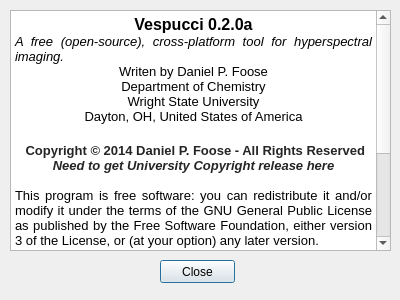
The window that aboutdialog.ui (VespucciProject/Vespucci) describes before a commit, drawn with Qt 5.
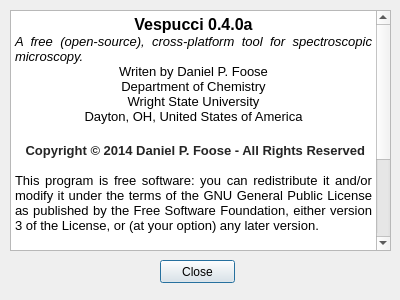
The same window after the commit.

```diff
--- a/aboutdialog.ui
+++ b/aboutdialog.ui
@@ -40,15 +40,14 @@
 &lt;html&gt;&lt;head&gt;&lt;meta name=&quot;qrichtext&quot; content=&quot;1&quot; /&gt;&lt;style type=&quot;text/css&quot;&gt;
 p, li { white-space: pre-wrap; }
 &lt;/style&gt;&lt;/head&gt;&lt;body style=&quot; font-family:'MS Shell Dlg 2'; font-size:8.25pt; font-weight:400; font-style:normal;&quot;&gt;
-&lt;p align=&quot;center&quot; style=&quot; margin-top:0px; margin-bottom:0px; margin-left:0px; margin-right:0px; -qt-block-indent:0; text-indent:0px;&quot;&gt;&lt;span style=&quot; font-size:12pt; font-weight:600;&quot;&gt;Vespucci 0.2.0a&lt;/span&gt;&lt;/p&gt;
-&lt;p align=&quot;justify&quot; style=&quot; margin-top:0px; margin-bottom:0px; margin-left:0px; margin-right:0px; -qt-block-indent:0; text-indent:0px;&quot;&gt;&lt;span style=&quot; font-size:10pt; font-style:italic;&quot;&gt;A free (open-source), cross-platform tool for hyperspectral imaging.&lt;/span&gt;&lt;/p&gt;
+&lt;p align=&quot;center&quot; style=&quot; margin-top:0px; margin-bottom:0px; margin-left:0px; margin-right:0px; -qt-block-indent:0; text-indent:0px;&quot;&gt;&lt;span style=&quot; font-size:12pt; font-weight:600;&quot;&gt;Vespucci 0.4.0a&lt;/span&gt;&lt;/p&gt;
+&lt;p align=&quot;justify&quot; style=&quot; margin-top:0px; margin-bottom:0px; margin-left:0px; margin-right:0px; -qt-block-indent:0; text-indent:0px;&quot;&gt;&lt;span style=&quot; font-size:10pt; font-style:italic;&quot;&gt;A free (open-source), cross-platform tool for spectroscopic microscopy.&lt;/span&gt;&lt;/p&gt;
 &lt;p align=&quot;center&quot; style=&quot; margin-top:0px; margin-bottom:0px; margin-left:0px; margin-right:0px; -qt-block-indent:0; text-indent:0px;&quot;&gt;&lt;span style=&quot; font-size:10pt;&quot;&gt;Writen by Daniel P. Foose&lt;/span&gt;&lt;/p&gt;
 &lt;p align=&quot;center&quot; style=&quot; margin-top:0px; margin-bottom:0px; margin-left:0px; margin-right:0px; -qt-block-indent:0; text-indent:0px;&quot;&gt;&lt;span style=&quot; font-size:10pt;&quot;&gt;Department of Chemistry&lt;/span&gt;&lt;/p&gt;
 &lt;p align=&quot;center&quot; style=&quot; margin-top:0px; margin-bottom:0px; margin-left:0px; margin-right:0px; -qt-block-indent:0; text-indent:0px;&quot;&gt;&lt;span style=&quot; font-size:10pt;&quot;&gt;Wright State University&lt;/span&gt;&lt;/p&gt;
 &lt;p align=&quot;center&quot; style=&quot; margin-top:0px; margin-bottom:0px; margin-left:0px; margin-right:0px; -qt-block-indent:0; text-indent:0px;&quot;&gt;&lt;span style=&quot; font-size:10pt;&quot;&gt;Dayton, OH, United States of America&lt;/span&gt;&lt;/p&gt;
 &lt;p style=&quot;-qt-paragraph-type:empty; margin-top:0px; margin-bottom:0px; margin-left:0px; margin-right:0px; -qt-block-indent:0; text-indent:0px; font-size:12pt; font-style:italic;&quot;&gt;&lt;br /&gt;&lt;/p&gt;
 &lt;p align=&quot;center&quot; style=&quot; margin-top:0px; margin-bottom:0px; margin-left:0px; margin-right:0px; -qt-block-indent:0; text-indent:0px;&quot;&gt;&lt;span style=&quot; font-family:'sans-serif'; font-size:10pt; color:#252525; background-color:#ffffff;&quot;&gt; &lt;/span&gt;&lt;span style=&quot; font-family:'sans-serif'; font-size:10pt; font-weight:600; color:#252525; background-color:#ffffff;&quot;&gt;Copyright © 2014 Daniel P. Foose - All Rights Reserved&lt;/span&gt;&lt;/p&gt;
-&lt;p align=&quot;center&quot; style=&quot; margin-top:0px; margin-bottom:0px; margin-left:0px; margin-right:0px; -qt-block-indent:0; text-indent:0px;&quot;&gt;&lt;span style=&quot; font-family:'sans-serif'; font-size:10pt; font-weight:600; font-style:italic; color:#252525; background-color:#ffffff;&quot;&gt;Need to get University Copyright release here&lt;/span&gt;&lt;/p&gt;
 &lt;p align=&quot;justify&quot; style=&quot;-qt-paragraph-type:empty; margin-top:0px; margin-bottom:0px; margin-left:0px; margin-right:0px; -qt-block-indent:0; text-indent:0px; font-family:'sans-serif'; font-size:10pt; font-weight:600; color:#252525;&quot;&gt;&lt;br /&gt;&lt;/p&gt;
 &lt;p align=&quot;justify&quot; style=&quot; margin-top:0px; margin-bottom:0px; margin-left:0px; margin-right:0px; -qt-block-indent:0; text-indent:0px;&quot;&gt;&lt;span style=&quot; font-family:'monospace'; font-size:10pt; color:#000000; background-color:#ffffff;&quot;&gt;This program is free software: you can redistribute it and/or modify it under the terms of the GNU General Public License as published by the Free Software Foundation, either version 3 of the License, or (at your option) any later version.&lt;/span&gt;&lt;/p&gt;
 &lt;p align=&quot;justify&quot; style=&quot;-qt-paragraph-type:empty; margin-top:0px; margin-bottom:0px; margin-left:0px; margin-right:0px; -qt-block-indent:0; text-indent:0px; font-family:'monospace'; font-size:10pt; color:#000000;&quot;&gt;&lt;br /&gt;&lt;/p&gt;
```
